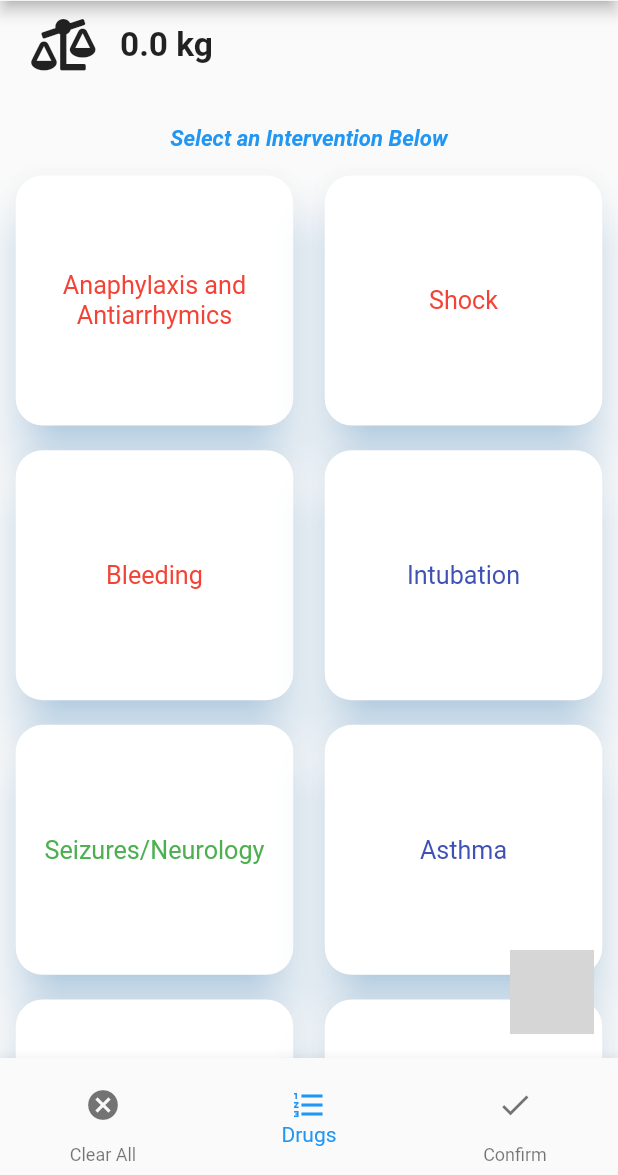
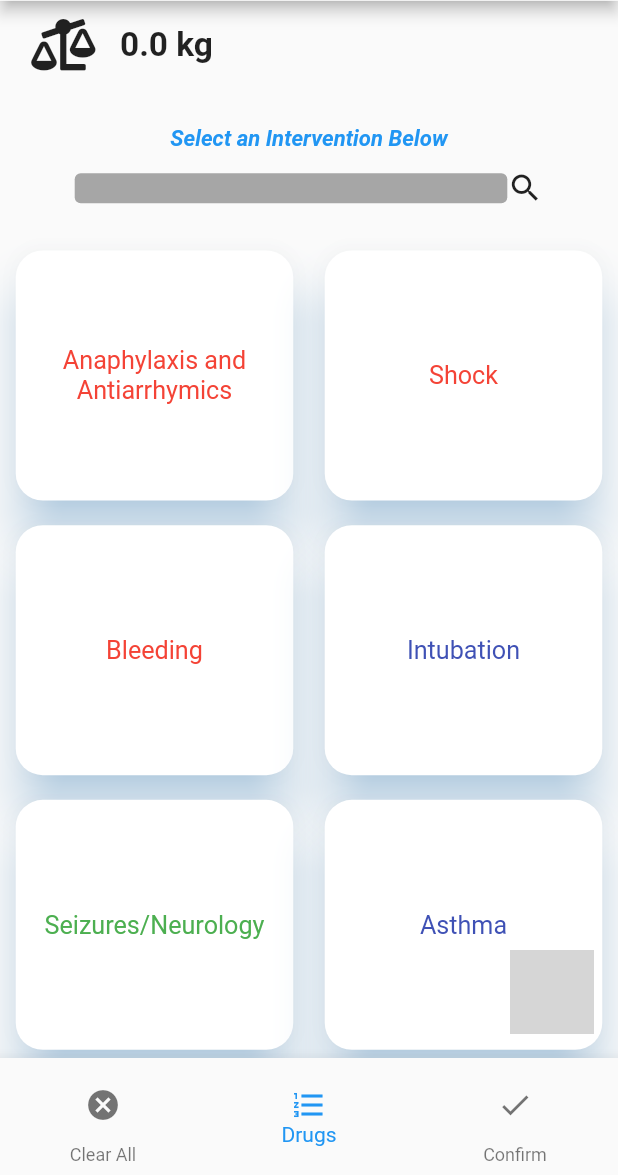
Before and after one commit to adrianpaolucci/app_projectrobin, a Flutter app: the InterventionMain screen opened directly, on a phone screen of 412 x 824 dp, the part 61-1236 px from its top. Run offline on Flutter 3.47's test engine with Material 2 defaults, Android fonts, the phone set to English and light mode, and no system bars; our stand-ins replace badges, font_awesome_flutter, wakelock; missing offline and left inert: bottom_navigation_badge, fab_circular_menu; grey boxes are pictures that could not be loaded.

Commit message:
search bar has been added searches through all drugs still need to: -add intervention before work for each suggestion -colors -pop up of details on long press -make suggestions work regardless of capitals
Signed-off-by: Adrian <apao0001@student.monash.edu>

```diff
--- a/lib/interventionMainScreen.dart
+++ b/lib/interventionMainScreen.dart
@@ -1,4 +1,5 @@
 import 'package:app_search_bar/anaphylaxis.dart';
+import 'package:app_search_bar/drugSearch.dart';
 import 'package:app_search_bar/electrolyteAbnormalities.dart';
 import 'package:flutter/cupertino.dart';
 import 'package:flutter/material.dart';
@@ -17,6 +18,7 @@ import 'bleeding.dart';
 import 'infection.dart';
 import 'croup.dart';
 import 'analgesia.dart';
+import 'drugSearch.dart';
 
 var boolCount = 0;
 
@@ -212,6 +214,37 @@ class _DosingMainState extends State<InterventionMain> {
                 )
               ]),
             ),
+            SliverFixedExtentList(
+              itemExtent: 50,
+              delegate: SliverChildListDelegate([
+                Row(
+                    mainAxisAlignment: MainAxisAlignment.center,
+                    children: [
+                      InkWell(
+                        onTap: () {
+                          showSearch(
+                            context: context,
+                            delegate: DrugSearch()
+                          );
+                        },
+                        child: Row(
+                          children: [
+                            Container(
+                              height: 20,
+                              width: data.size.width*0.7,
+                              decoration: BoxDecoration(
+                                color: Color(0xffa6a6a6),
+                                borderRadius: BorderRadius.circular(4)
+                              ),
+                            ),
+                            Icon(Icons.search)
+                          ],
+                        ),
+                      )
+                ]
+                )
+              ]),
+            ),
             SliverPadding(
                 padding: EdgeInsets.only(top: paddingVerticalBetweenButtons(context)),
                 sliver:
```
Also changed, not shown: lib/bleeding.dart (+13 -1 lines), lib/drugSearch.dart (added, +73 -0 lines).
